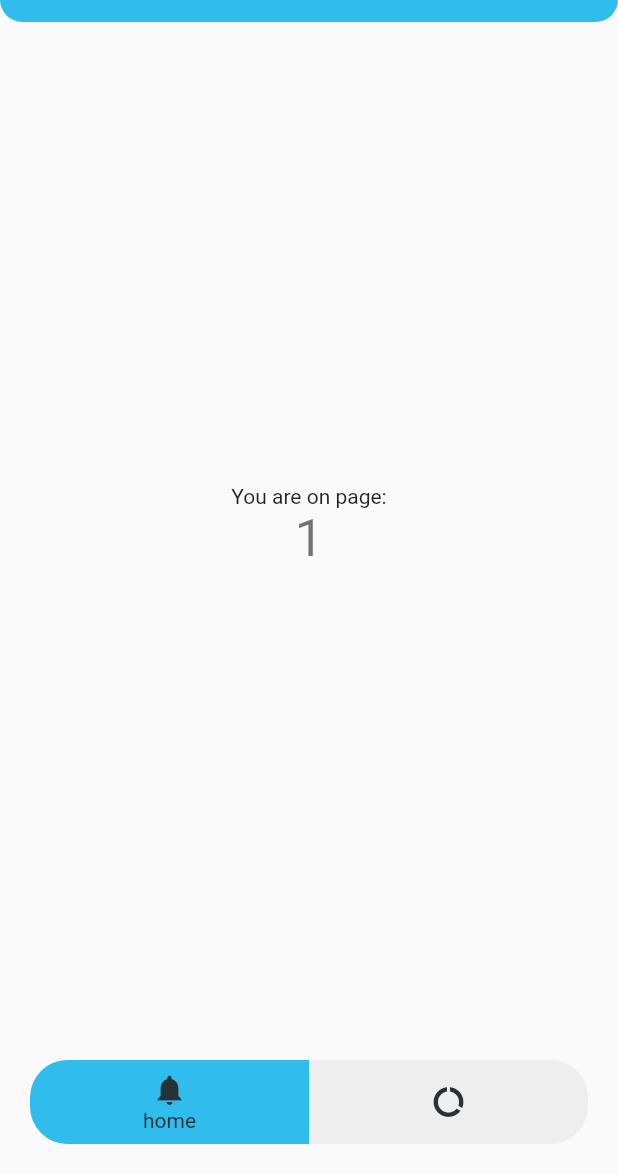
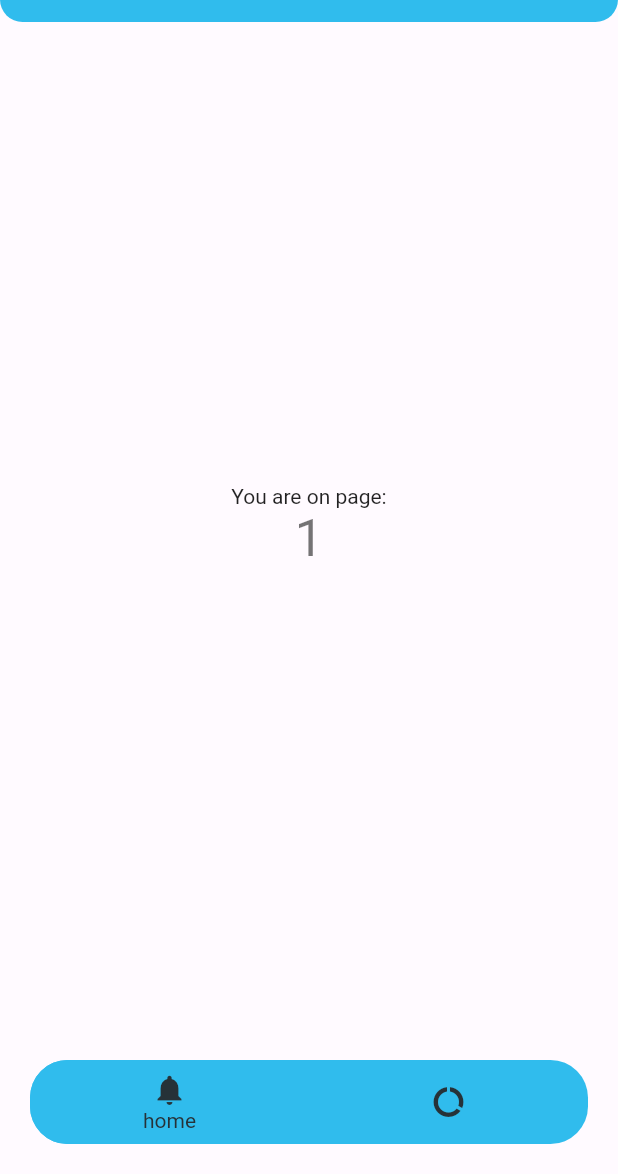
Before and after one commit to elliotnash/KilnController, a Flutter app: the screen it shows after launch, on a phone screen of 412 x 824 dp, the part 62-1236 px from its top. Run offline on Flutter 3.47's test engine with Material 2 defaults, Android fonts, the phone set to English and light mode, and no system bars; drawn by our look-alikes of flutter_snake_navigationbar; our stand-ins replace vibration.

Commit message:
update theming

```diff
--- a/client/lib/kiln_colors.dart
+++ b/client/lib/kiln_colors.dart
@@ -67,6 +67,23 @@ class KilnColors {
     },
   );
 
+  static const _rhythmPrimaryValue = 0xFF7F7CAF;
+  static const rhythm = MaterialColor(
+    _rhythmPrimaryValue,
+    <int, Color>{
+      50: Color(0xFFF0EFF5),
+      100: Color(0xFFD9D8E7),
+      200: Color(0xFFBFBED7),
+      300: Color(0xFFA5A3C7),
+      400: Color(0xFF9290BB),
+      500: Color(_rhythmPrimaryValue),
+      600: Color(0xFF7774A8),
+      700: Color(0xFF6C699F),
+      800: Color(0xFF625F96),
+      900: Color(0xFF4F4C86),
+    },
+  );
+
   static const _orangePrimaryValue = 0xFFFC5130;
   static const orange = MaterialColor(
     _orangePrimaryValue,
--- a/client/lib/main.dart
+++ b/client/lib/main.dart
@@ -1,15 +1,12 @@
 import 'package:flutter/material.dart';
 import 'package:flutter_snake_navigationbar/flutter_snake_navigationbar.dart';
 import 'package:vibration/vibration.dart';
-import 'package:system_theme/system_theme.dart';
 import 'kiln_colors.dart';
 
 import 'views/current_view.dart';
 import 'views/chart_view.dart';
 
 void main() async {
-  WidgetsFlutterBinding.ensureInitialized();
-  await SystemTheme.accentInstance.load();
   runApp(const MyApp());
 }
 
@@ -19,12 +16,42 @@ class MyApp extends StatelessWidget {
   // This widget is the root of your application.
   @override
   Widget build(BuildContext context) {
+    // return MaterialApp(
+    //   title: 'Kiln Controller',
+    //   theme: ThemeData(
+    //     primarySwatch: KilnColors.cyan,
+    //   ),
+    //   home: const Home(title: 'Kiln Controller'),
+    // );
     return MaterialApp(
       title: 'Kiln Controller',
       theme: ThemeData(
         primarySwatch: KilnColors.cyan,
+        backgroundColor: KilnColors.magnolia,
       ),
-      home: const Home(title: 'Kiln Controller'),
+      darkTheme: ThemeData(
+        colorScheme: const ColorScheme(
+          brightness: Brightness.dark,
+          primary: KilnColors.cyan,
+          primaryVariant: KilnColors.cyan,
+          secondary: KilnColors.rhythm,
+          secondaryVariant: KilnColors.rhythm,
+          surface: KilnColors.jet,
+          background: KilnColors.black,
+          error: KilnColors.orange,
+          onPrimary: KilnColors.magnolia,
+          onSecondary: KilnColors.magnolia,
+          onSurface: KilnColors.magnolia,
+          onBackground: KilnColors.magnolia,
+          onError: KilnColors.magnolia,
+        )
+      ),
+      themeMode: ThemeMode.system,
+      routes: {
+        '/': (context) {
+          return const Home(title: "Kiln Controller");
+        },
+      },
     );
   }
 }
@@ -54,22 +81,14 @@ class _HomeState extends State<Home> with TickerProviderStateMixin {
 
   @override
   Widget build(BuildContext context) {
-    // This method is rerun every time setState is called, for instance as done
-    // by the _incrementCounter method above.
-    //
-    // The Flutter framework has been optimized to make rerunning build methods
-    // fast, so that you can just rebuild anything that needs updating rather
-    // than having to individually change instances of widgets.
     return Scaffold(
+      backgroundColor: Theme.of(context).colorScheme.background,
       extendBodyBehindAppBar: true,
       appBar: AppBar(
-        // Here we take the value from the MyHomePage object that was created by
-        // the App.build method, and use it to set our appbar title.
         title: Text(widget.title),
         elevation: 0,
         shape: const RoundedRectangleBorder(
             borderRadius: BorderRadius.vertical(bottom: Radius.circular(15))),
-        //backgroundColor: KilnColors.cyan.withAlpha(0x),
       ),
       extendBody: true,
       bottomNavigationBar: SafeArea(
@@ -80,7 +99,7 @@ class _HomeState extends State<Home> with TickerProviderStateMixin {
           shape: const RoundedRectangleBorder(
             borderRadius: BorderRadius.all(Radius.circular(25)),
           ),
-          backgroundColor: Colors.grey[200],
+          backgroundColor: Theme.of(context).primaryColor,
           snakeViewColor: KilnColors.cyan,
           selectedItemColor: Colors.blueGrey[900],
           unselectedItemColor: Colors.blueGrey[900],
@@ -104,7 +123,6 @@ class _HomeState extends State<Home> with TickerProviderStateMixin {
                 icon: Icon(Icons.data_usage), label: 'data'),
           ],
           selectedLabelStyle: const TextStyle(fontSize: 14),
-          unselectedLabelStyle: const TextStyle(fontSize: 10),
         ),
       ),
       body: SafeArea(
--- a/client/pubspec.yaml
+++ b/client/pubspec.yaml
@@ -16,7 +16,6 @@ dependencies:
   cupertino_icons: ^1.0.2
   flutter_snake_navigationbar: ^0.5.0
   vibration: ^1.7.4-nullsafety.0
-  system_theme: ^1.0.1
 
 dev_dependencies:
   flutter_test:
```
Also changed, not shown: client/pubspec.lock, 2 other files.
